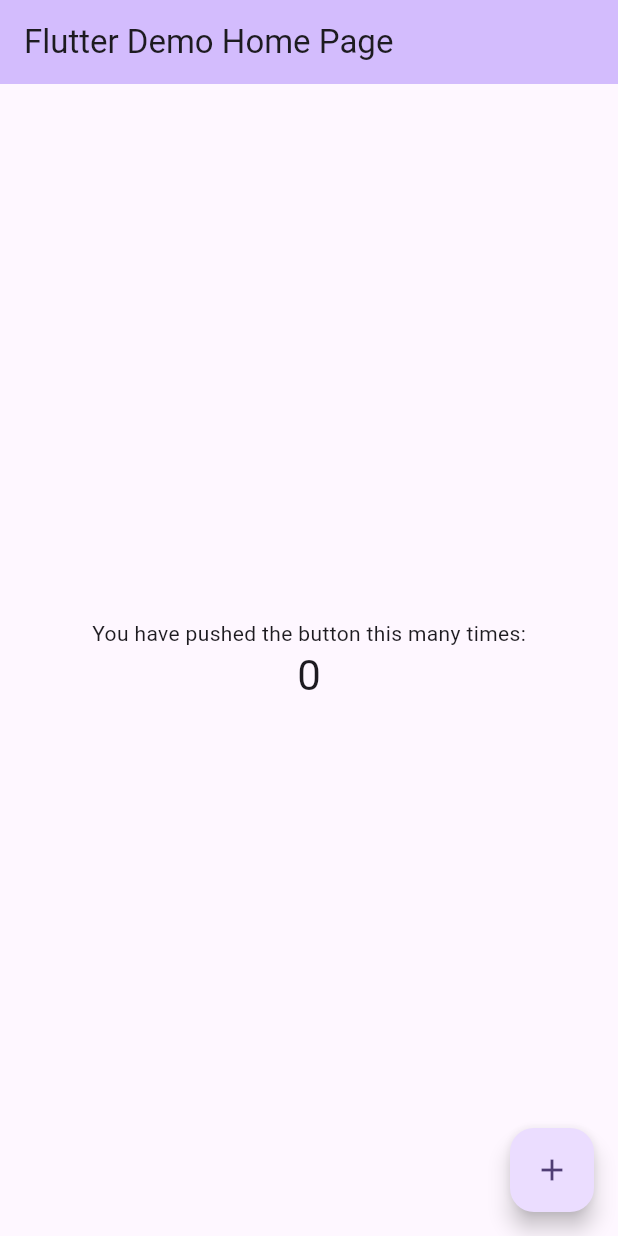
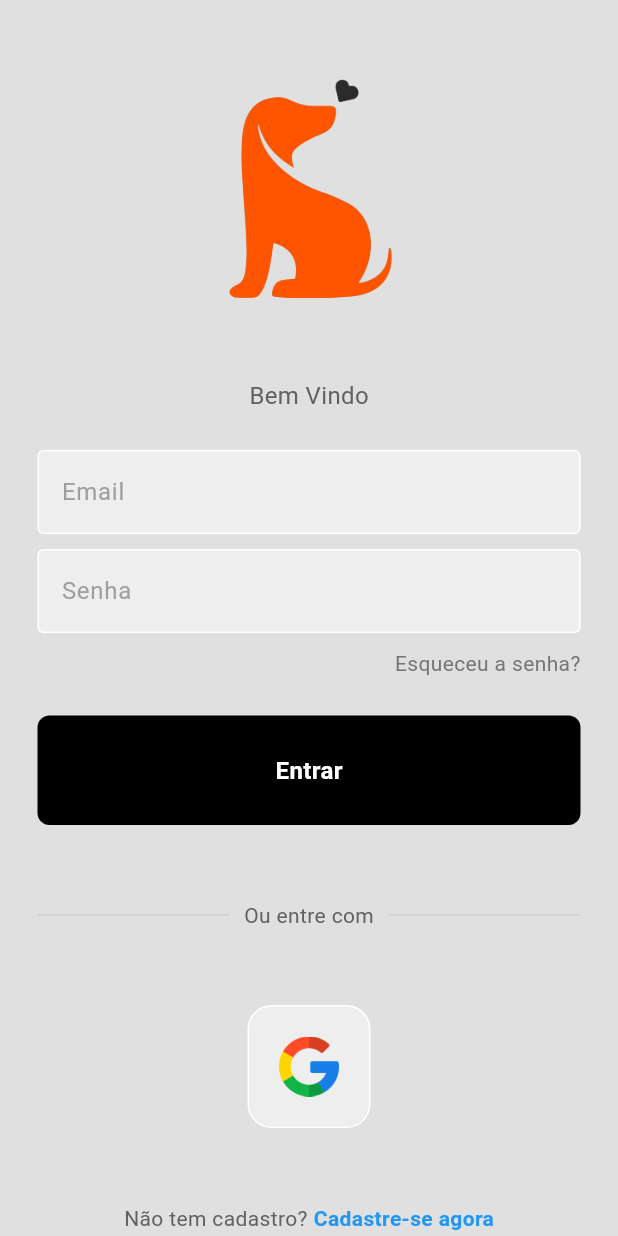
Before and after one commit to Matheussilvasantiagou/UFRPE-DSI-ADOGCAO, a Flutter app: the screen it shows after launch, on a phone screen of 412 x 824 dp. Run offline on Flutter 3.47's test engine with Material 3 defaults, Android fonts, the light colour scheme and no system bars.

Commit message:
Create Login page

```diff
--- /dev/null
+++ b/adogcao/lib/components/my_button.dart
@@ -0,0 +1,32 @@
+import 'package:flutter/material.dart';
+
+class MyButton extends StatelessWidget {
+  final Function()? onTap;
+
+  const MyButton({super.key, required this.onTap});
+
+  @override
+  Widget build(BuildContext context) {
+    return GestureDetector(
+      onTap: onTap,
+      child: Container(
+        padding: const EdgeInsets.all(25),
+        margin: const EdgeInsets.symmetric(horizontal: 25),
+        decoration: BoxDecoration(
+          color: Colors.black,
+          borderRadius: BorderRadius.circular(8),
+        ),
+        child: const Center(
+          child: Text(
+            "Entrar",
+            style: TextStyle(
+              color: Colors.white,
+              fontWeight: FontWeight.bold,
+              fontSize: 16,
+            ),
+          ),
+        ),
+      ),
+    );
+  }
+}
--- /dev/null
+++ b/adogcao/lib/components/my_textfield.dart
@@ -0,0 +1,36 @@
+import 'package:flutter/material.dart';
+
+class MyTextField extends StatelessWidget {
+  final controller;
+  final String hintText;
+  final bool obscureText;
+
+  const MyTextField({
+    super.key,
+    required this.controller,
+    required this.hintText,
+    required this.obscureText,
+  });
+
+  @override
+  Widget build(BuildContext context) {
+    return Padding(
+      padding: const EdgeInsets.symmetric(horizontal: 25.0),
+      child: TextField(
+        controller: controller,
+        obscureText: obscureText,
+        decoration: InputDecoration(
+            enabledBorder: const OutlineInputBorder(
+              borderSide: BorderSide(color: Colors.white),
+            ),
+            focusedBorder: OutlineInputBorder(
+              borderSide: BorderSide(color: Colors.grey.shade400),
+            ),
+            fillColor: Colors.grey.shade200,
+            filled: true,
+            hintText: hintText,
+            hintStyle: TextStyle(color: Colors.grey[500])),
+      ),
+    );
+  }
+}
--- /dev/null
+++ b/adogcao/lib/components/square_title.dart
@@ -0,0 +1,25 @@
+import 'package:flutter/material.dart';
+
+class SquareTile extends StatelessWidget {
+  final String imagePath;
+  const SquareTile({
+    super.key,
+    required this.imagePath,
+  });
+
+  @override
+  Widget build(BuildContext context) {
+    return Container(
+      padding: EdgeInsets.all(20),
+      decoration: BoxDecoration(
+        border: Border.all(color: Colors.white),
+        borderRadius: BorderRadius.circular(16),
+        color: Colors.grey[200],
+      ),
+      child: Image.asset(
+        imagePath,
+        height: 40,
+      ),
+    );
+  }
+}
--- a/adogcao/lib/main.dart
+++ b/adogcao/lib/main.dart
@@ -1,5 +1,5 @@
 import 'package:flutter/material.dart';
-
+import 'pages/login_page.dart';
 void main() {
   runApp(const MyApp());
 }
@@ -11,115 +11,8 @@
   @override
   Widget build(BuildContext context) {
     return MaterialApp(
-      title: 'Flutter Demo',
-      theme: ThemeData(
-        // This is the theme of your application.
-        //
-        // TRY THIS: Try running your application with "flutter run". You'll see
-        // the application has a purple toolbar. Then, without quitting the app,
-        // try changing the seedColor in the colorScheme below to Colors.green
-        // and then invoke "hot reload" (save your changes or press the "hot
-        // reload" button in a Flutter-supported IDE, or press "r" if you used
-        // the command line to start the app).
-        //
-        // Notice that the counter didn't reset back to zero; the application
-        // state is not lost during the reload. To reset the state, use hot
-        // restart instead.
-        //
-        // This works for code too, not just values: Most code changes can be
-        // tested with just a hot reload.
-        colorScheme: ColorScheme.fromSeed(seedColor: Colors.deepPurple),
-        useMaterial3: true,
-      ),
-      home: const MyHomePage(title: 'Flutter Demo Home Page'),
-    );
+      debugShowCheckedModeBanner: false,
+      home: LoginPage()
+      );
   }
 }
-
-class MyHomePage extends StatefulWidget {
-  const MyHomePage({super.key, required this.title});
-
-  // This widget is the home page of your application. It is stateful, meaning
-  // that it has a State object (defined below) that contains fields that affect
-  // how it looks.
-
-  // This class is the configuration for the state. It holds the values (in this
-  // case the title) provided by the parent (in this case the App widget) and
-  // used by the build method of the State. Fields in a Widget subclass are
-  // always marked "final".
-
-  final String title;
-
-  @override
-  State<MyHomePage> createState() => _MyHomePageState();
-}
-
-class _MyHomePageState extends State<MyHomePage> {
-  int _counter = 0;
-
-  void _incrementCounter() {
-    setState(() {
-      // This call to setState tells the Flutter framework that something has
-      // changed in this State, which causes it to rerun the build method below
-      // so that the display can reflect the updated values. If we changed
-      // _counter without calling setState(), then the build method would not be
-      // called again, and so nothing would appear to happen.
-      _counter++;
-    });
-  }
-
-  @override
-  Widget build(BuildContext context) {
-    // This method is rerun every time setState is called, for instance as done
-    // by the _incrementCounter method above.
-    //
-    // The Flutter framework has been optimized to make rerunning build methods
-    // fast, so that you can just rebuild anything that needs updating rather
-    // than having to individually change instances of widgets.
-    return Scaffold(
-      appBar: AppBar(
-        // TRY THIS: Try changing the color here to a specific color (to
-        // Colors.amber, perhaps?) and trigger a hot reload to see the AppBar
-        // change color while the other colors stay the same.
-        backgroundColor: Theme.of(context).colorScheme.inversePrimary,
-        // Here we take the value from the MyHomePage object that was created by
-        // the App.build method, and use it to set our appbar title.
-        title: Text(widget.title),
-      ),
-      body: Center(
-        // Center is a layout widget. It takes a single child and positions it
-        // in the middle of the parent.
-        child: Column(
-          // Column is also a layout widget. It takes a list of children and
-          // arranges them vertically. By default, it sizes itself to fit its
-          // children horizontally, and tries to be as tall as its parent.
-          //
-          // Column has various properties to control how it sizes itself and
-          // how it positions its children. Here we use mainAxisAlignment to
-          // center the children vertically; the main axis here is the vertical
-          // axis because Columns are vertical (the cross axis would be
-          // horizontal).
-          //
-          // TRY THIS: Invoke "debug painting" (choose the "Toggle Debug Paint"
-          // action in the IDE, or press "p" in the console), to see the
-          // wireframe for each widget.
-          mainAxisAlignment: MainAxisAlignment.center,
-          children: <Widget>[
-            const Text(
-              'You have pushed the button this many times:',
-            ),
-            Text(
-              '$_counter',
-              style: Theme.of(context).textTheme.headlineMedium,
-            ),
-          ],
-        ),
-      ),
-      floatingActionButton: FloatingActionButton(
-        onPressed: _incrementCounter,
-        tooltip: 'Increment',
-        child: const Icon(Icons.add),
-      ), // This trailing comma makes auto-formatting nicer for build methods.
-    );
-  }
-}
--- /dev/null
+++ b/adogcao/lib/pages/login_page.dart
@@ -0,0 +1,147 @@
+import 'package:flutter/material.dart';
+import 'package:adogcao/components/my_textfield.dart';
+import 'package:adogcao/components/my_button.dart';
+import 'package:adogcao/components/square_title.dart';
+
+class LoginPage extends StatelessWidget {
+  LoginPage({super.key});
+
+  // text editing controllers
+  final usernameController = TextEditingController();
+  final passwordController = TextEditingController();
+
+  // sign user in method
+  void signUserIn() {}
+
+  @override
+  Widget build(BuildContext context) {
+    return Scaffold(
+      backgroundColor: Colors.grey[300],
+      body: SafeArea(
+        child: Center(
+          child: Column(
+            mainAxisAlignment: MainAxisAlignment.center,
+            children: [
+              const SizedBox(height: 50),
+
+              Image.asset(
+                'lib/images/logo.jpeg',
+                width: 150,
+                height: 150,
+              ),
+
+
+              const SizedBox(height: 50),
+
+              Text(
+                'Bem Vindo',
+                style: TextStyle(
+                  color: Colors.grey[700],
+                  fontSize: 16,
+                ),
+              ),
+
+              const SizedBox(height: 25),
+
+              MyTextField(
+                controller: usernameController,
+                hintText: 'Email',
+                obscureText: false,
+              ),
+
+              const SizedBox(height: 10),
+
+              MyTextField(
+                controller: passwordController,
+                hintText: 'Senha',
+                obscureText: true,
+              ),
+
+              const SizedBox(height: 10),
+
+              Padding(
+                padding: const EdgeInsets.symmetric(horizontal: 25.0),
+                child: Row(
+                  mainAxisAlignment: MainAxisAlignment.end,
+                  children: [
+                    Text(
+                      'Esqueceu a senha?',
+                      style: TextStyle(color: Colors.grey[600]),
+                    ),
+                  ],
+                ),
+              ),
+
+              const SizedBox(height: 25),
+
+              // sign in button
+              MyButton(
+                onTap: signUserIn,
+              ),
+
+              const SizedBox(height: 50),
+
+              // or continue with
+              Padding(
+                padding: const EdgeInsets.symmetric(horizontal: 25.0),
+                child: Row(
+                  children: [
+                    Expanded(
+                      child: Divider(
+                        thickness: 0.5,
+                        color: Colors.grey[400],
+                      ),
+                    ),
+                    Padding(
+                      padding: const EdgeInsets.symmetric(horizontal: 10.0),
+                      child: Text(
+                        'Ou entre com',
+                        style: TextStyle(color: Colors.grey[700]),
+                      ),
+                    ),
+                    Expanded(
+                      child: Divider(
+                        thickness: 0.5,
+                        color: Colors.grey[400],
+                      ),
+                    ),
+                  ],
+                ),
+              ),
+
+              const SizedBox(height: 50),
+
+              Row(
+                mainAxisAlignment: MainAxisAlignment.center,
+                children: const [
+                  // google button
+                  SquareTile(imagePath: 'lib/images/google.png'),
+                ],
+              ),
+
+              const SizedBox(height: 50),
+
+              Row(
+                mainAxisAlignment: MainAxisAlignment.center,
+                children: [
+                  Text(
+                    'Não tem cadastro?',
+                    style: TextStyle(color: Colors.grey[700]),
+                  ),
+                  const SizedBox(width: 4),
+                  const Text(
+                    'Cadastre-se agora',
+                    style: TextStyle(
+                      color: Colors.blue,
+                      fontWeight: FontWeight.bold,
+                    ),
+                  ),
+                ],
+              )
+            ],
+          ),
+        ),
+      ),
+    );
+  }
+}
--- a/adogcao/pubspec.yaml
+++ b/adogcao/pubspec.yaml
@@ -59,8 +59,8 @@
   uses-material-design: true
 
   # To add assets to your application, add an assets section, like this:
-  # assets:
-  #   - images/a_dot_burr.jpeg
+  assets:
+    - lib/images/
   #   - images/a_dot_ham.jpeg
 
   # An image asset can refer to one or more resolution-specific "variants", see
```
Also changed, not shown: adogcao/lib/images/google.png (added), adogcao/lib/images/logo.jpeg (added), adogcao/lib/images/logo.png (added).
